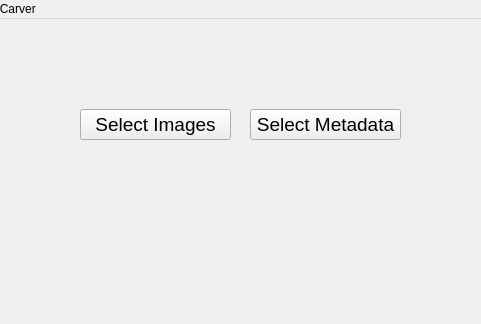
Qt form mainwindow.ui (nirayka/space-carving) before a commit; both pictures show x 100 to 581 and y 0 to 324 of the 800 by 600 pixel window.
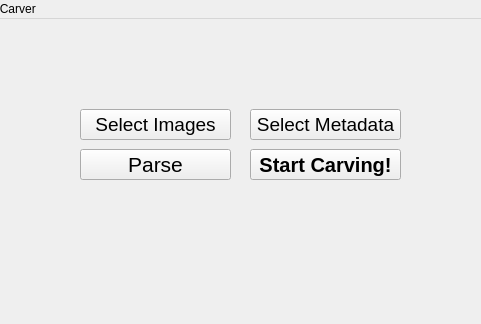
The same form after that commit.

The edit to the form file:
```diff
--- a/mainwindow.ui
+++ b/mainwindow.ui
@@ -57,6 +57,45 @@
      <string>Select Metadata</string>
     </property>
    </widget>
+   <widget class="QPushButton" name="parseButton">
+    <property name="geometry">
+     <rect>
+      <x>180</x>
+      <y>130</y>
+      <width>151</width>
+      <height>31</height>
+     </rect>
+    </property>
+    <property name="font">
+     <font>
+      <pointsize>16</pointsize>
+      <kerning>true</kerning>
+     </font>
+    </property>
+    <property name="text">
+     <string>Parse</string>
+    </property>
+   </widget>
+   <widget class="QPushButton" name="startButton">
+    <property name="geometry">
+     <rect>
+      <x>350</x>
+      <y>130</y>
+      <width>151</width>
+      <height>31</height>
+     </rect>
+    </property>
+    <property name="font">
+     <font>
+      <pointsize>15</pointsize>
+      <bold>true</bold>
+      <kerning>true</kerning>
+     </font>
+    </property>
+    <property name="text">
+     <string>Start Carving!</string>
+    </property>
+   </widget>
   </widget>
   <widget class="QMenuBar" name="menubar">
    <property name="geometry">
```
